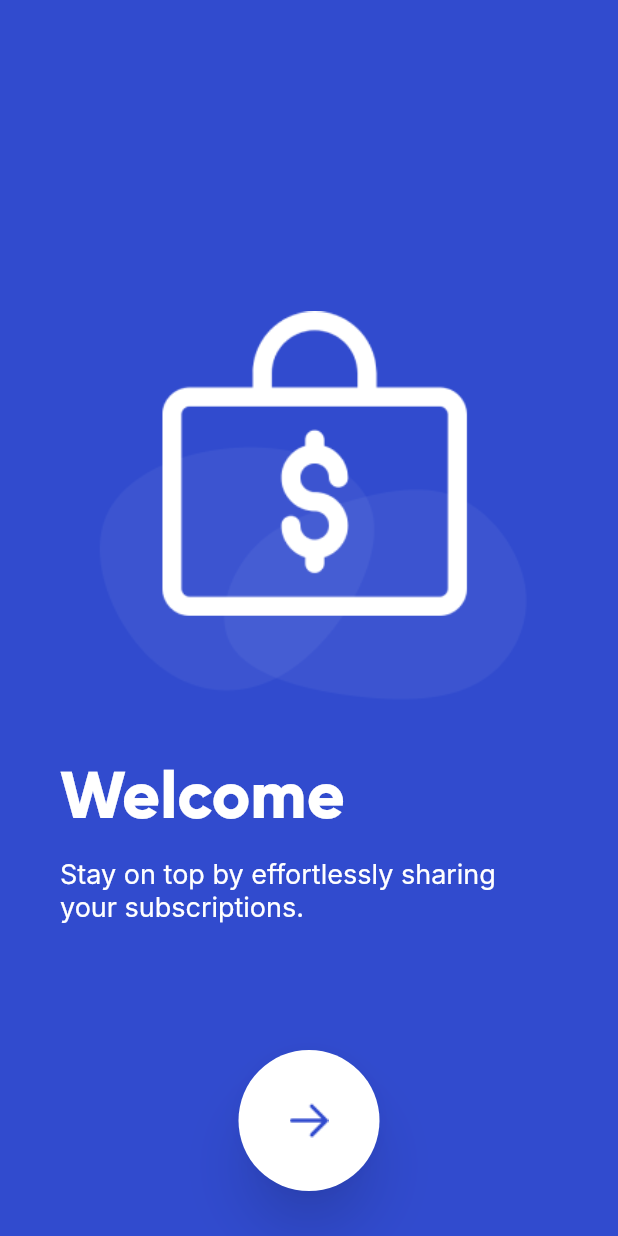
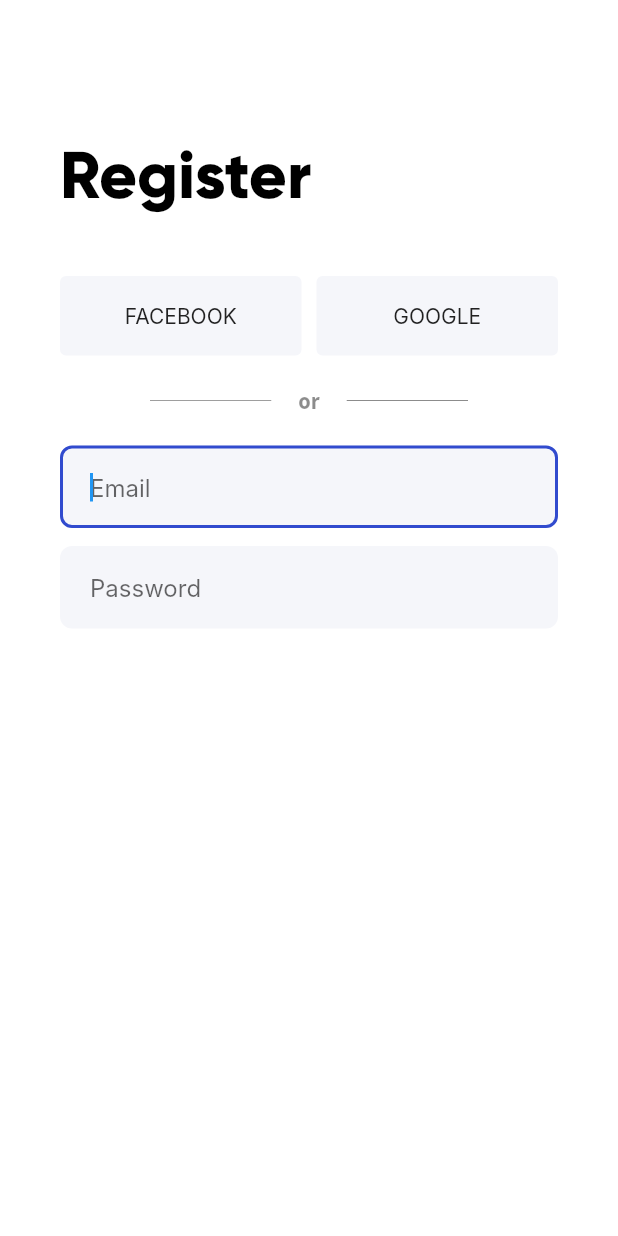
Before and after one commit to JakubWolak/dividely, a Flutter app: the screen it shows after launch, on a phone screen of 412 x 824 dp. Run offline on Flutter 3.47's test engine with Material 2 defaults, Android fonts, the phone set to English and light mode, and no system bars; our stand-ins replace bloc, flutter_bloc; generated files the repository leaves out were written again; Roboto replaces fonts that are missing (Inter).

Commit message:
save temporary input fields

```diff
--- a/lib/app/view/app.dart
+++ b/lib/app/view/app.dart
@@ -1,4 +1,4 @@
-import 'package:dividely/boarding/introduction/introduction.dart';
+import 'package:dividely/auth/register/register.dart';
 import 'package:dividely/l10n/l10n.dart';
 import 'package:flutter/material.dart';
 import 'package:flutter_localizations/flutter_localizations.dart';
@@ -20,7 +20,7 @@
         GlobalMaterialLocalizations.delegate,
       ],
       supportedLocales: AppLocalizations.supportedLocales,
-      home: const WelcomeView(),
+      home: const RegisterView(),
     );
   }
 }
--- /dev/null
+++ b/lib/auth/register/register.dart
@@ -0,0 +1 @@
+export 'view/register_view.dart';
--- /dev/null
+++ b/lib/auth/register/view/register_view.dart
@@ -0,0 +1,193 @@
+import 'package:flutter/material.dart';
+
+import '../../../common_widgets/buttons/login_method_button.dart';
+
+class RegisterView extends StatefulWidget {
+  const RegisterView({super.key});
+
+  @override
+  State<RegisterView> createState() => _RegisterViewState();
+}
+
+class _RegisterViewState extends State<RegisterView> {
+  final FocusNode _emailFocus = FocusNode();
+  late TextEditingController _emailController;
+
+  @override
+  void initState() {
+    _emailController = TextEditingController();
+
+    _emailFocus.addListener(_onFocusChange);
+
+    super.initState();
+  }
+
+  void _onFocusChange() {
+    debugPrint('Focus: ${_emailFocus.hasFocus.toString()}');
+  }
+
+  @override
+  void dispose() {
+    super.dispose();
+
+    _emailFocus
+      ..removeListener(_onFocusChange)
+      ..dispose();
+  }
+
+  @override
+  Widget build(BuildContext context) {
+    return Scaffold(
+      body: Container(
+        width: double.infinity,
+        height: MediaQuery.of(context).size.height,
+        padding: const EdgeInsets.only(
+          top: 90,
+          left: 40,
+          right: 40,
+          bottom: 45,
+        ),
+        color: Colors.white,
+        child: Column(
+          crossAxisAlignment: CrossAxisAlignment.start,
+          children: [
+            const Text(
+              'Register',
+              style: TextStyle(
+                fontFamily: 'GilroyBold',
+                fontSize: 44,
+                color: Colors.black,
+              ),
+              textAlign: TextAlign.start,
+            ),
+            const SizedBox(
+              height: 40,
+            ),
+            Row(
+              children: [
+                Expanded(
+                  child: LoginMethodButton(
+                    text: 'Facebook',
+                    onPressed: () {},
+                  ),
+                ),
+                const SizedBox(
+                  width: 10,
+                ),
+                Expanded(
+                  child: LoginMethodButton(
+                    text: 'Google',
+                    onPressed: () {},
+                  ),
+                ),
+              ],
+            ),
+            const SizedBox(
+              height: 12,
+            ),
+            Row(
+              children: [
+                Expanded(
+                  child: Container(
+                    margin: const EdgeInsets.only(left: 60, right: 18),
+                    child: const Divider(
+                      color: Colors.black38,
+                      height: 36,
+                    ),
+                  ),
+                ),
+                const Text(
+                  'or',
+                  style: TextStyle(
+                    fontSize: 15,
+                    fontFamily: 'SourceSansProBold',
+                    color: Colors.black45,
+                  ),
+                ),
+                Expanded(
+                  child: Container(
+                    margin: const EdgeInsets.only(left: 18, right: 60),
+                    child: const Divider(
+                      color: Colors.black45,
+                      height: 36,
+                    ),
+                  ),
+                ),
+              ],
+            ),
+            const SizedBox(
+              height: 12,
+            ),
+            TextField(
+              key: Key('${_emailFocus.hasFocus}'),
+              autocorrect: false,
+              autofocus: true,
+              focusNode: _emailFocus,
+              keyboardType: TextInputType.emailAddress,
+              controller: _emailController,
+              decoration: InputDecoration(
+                filled: true,
+                fillColor: const Color.fromRGBO(245, 246, 250, 1),
+                border: OutlineInputBorder(
+                  borderRadius: BorderRadius.circular(8),
+                  borderSide: BorderSide.none,
+                ),
+                focusedBorder: OutlineInputBorder(
+                  borderRadius: BorderRadius.circular(8),
+                  borderSide: const BorderSide(
+                    color: Color.fromRGBO(49, 75, 206, 1),
+                    width: 2,
+                  ),
+                ),
+                hintText: 'Email',
+                contentPadding:
+                    const EdgeInsets.symmetric(horizontal: 20, vertical: 18),
+              ),
+              style: _emailFocus.hasFocus ? TextStyle(
+                fontFamily: 'Inter',
+                fontSize: 16,
+                color: Colors.blue,
+              ) : TextStyle(
+                fontFamily: 'Inter',
+                fontSize: 16,
+                color: Colors.black,
+              ),
+            ),
+            const SizedBox(
+              height: 12,
+            ),
+            TextField(
+              autocorrect: false,
+              autofocus: true,
+              keyboardType: TextInputType.emailAddress,
+              obscureText: true,
+              decoration: InputDecoration(
+                filled: true,
+                border: OutlineInputBorder(
+                  borderRadius: BorderRadius.circular(8),
+                  borderSide: BorderSide.none,
+                ),
+                fillColor: const Color.fromRGBO(245, 246, 250, 1),
+                focusedBorder: OutlineInputBorder(
+                  borderRadius: BorderRadius.circular(8),
+                  borderSide: const BorderSide(
+                    color: Color.fromRGBO(49, 75, 206, 1),
+                    width: 2,
+                  ),
+                ),
+                hintText: 'Password',
+                contentPadding:
+                    const EdgeInsets.symmetric(horizontal: 20, vertical: 18),
+              ),
+              style: const TextStyle(
+                fontFamily: 'Inter',
+                fontSize: 16,
+                color: Colors.black87,
+              ),
+            ),
+          ],
+        ),
+      ),
+    );
+  }
+}
--- a/lib/boarding/introduction/view/introduction_view.dart
+++ b/lib/boarding/introduction/view/introduction_view.dart
@@ -8,7 +8,7 @@
   const IntroductionView({super.key});
 
   @override
-  _IntroductionViewState createState() => _IntroductionViewState();
+  State<IntroductionView> createState() => _IntroductionViewState();
 }
 
 class _IntroductionViewState extends State<IntroductionView>
--- a/lib/common_widgets/buttons/blue_circular_button.dart
+++ b/lib/common_widgets/buttons/blue_circular_button.dart
@@ -1,4 +1,3 @@
-import 'package:flutter/cupertino.dart';
 import 'package:flutter/material.dart';
 
 class BlueCircularButton extends StatelessWidget {
--- /dev/null
+++ b/lib/common_widgets/buttons/login_method_button.dart
@@ -0,0 +1,31 @@
+import 'package:flutter/cupertino.dart';
+import 'package:flutter/material.dart';
+
+class LoginMethodButton extends StatelessWidget {
+  const LoginMethodButton({
+    super.key,
+    required this.text,
+    required this.onPressed,
+  });
+
+  final String text;
+  final void Function() onPressed;
+
+  @override
+  Widget build(BuildContext context) {
+    return ElevatedButton(
+      onPressed: onPressed,
+      child: Text(text.toUpperCase()),
+      style: ElevatedButton.styleFrom(
+        elevation: 0,
+        backgroundColor: Color.fromRGBO(245, 246, 250, 1),
+        foregroundColor: Colors.black87,
+        textStyle: TextStyle(
+          fontFamily: 'Inter',
+          fontSize: 14
+        ),
+        minimumSize: Size.fromHeight(53),
+      ),
+    );
+  }
+}
--- a/lib/common_widgets/buttons/white_continue_button.dart
+++ b/lib/common_widgets/buttons/white_continue_button.dart
@@ -1,4 +1,3 @@
-import 'package:flutter/cupertino.dart';
 import 'package:flutter/material.dart';
 
 class WhiteContinueButton extends StatelessWidget {
@@ -15,7 +14,7 @@
       style: ElevatedButton.styleFrom(
           minimumSize: const Size.fromRadius(47),
           backgroundColor: Colors.white,
-          shadowColor: Colors.black54,
+          shadowColor: Colors.black87,
           elevation: 15,
           shape:
               RoundedRectangleBorder(borderRadius: BorderRadius.circular(47))),
```
Also changed, not shown: lib/boarding/introduction/view/welcome_view.dart (+6 -7 lines).
